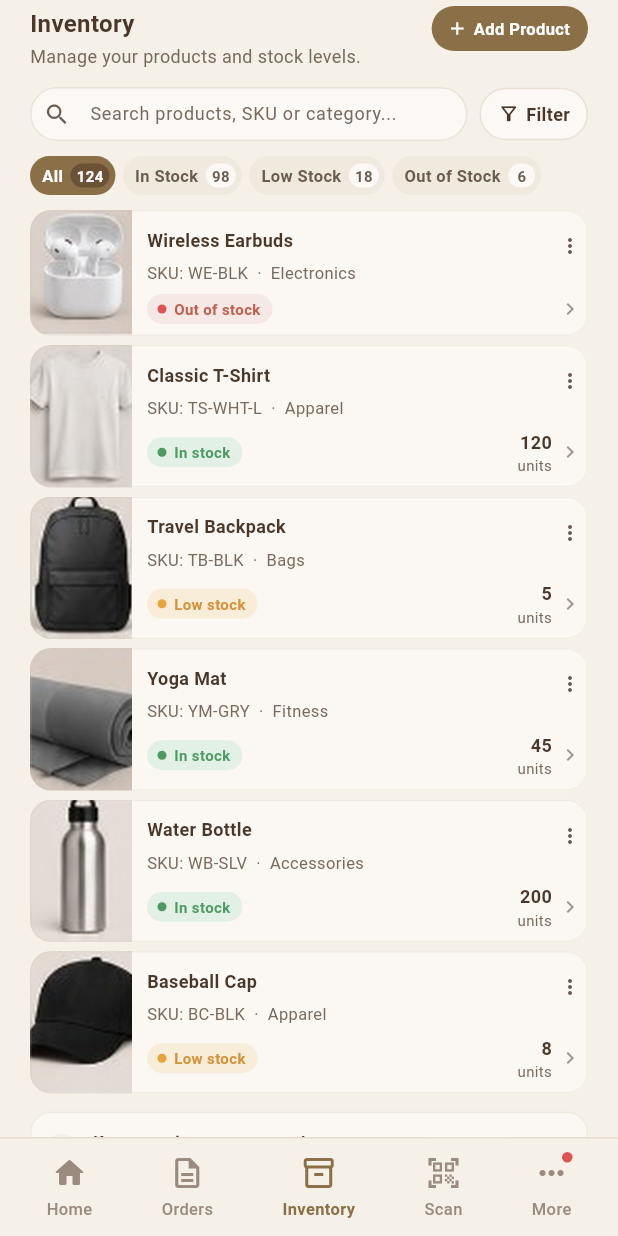
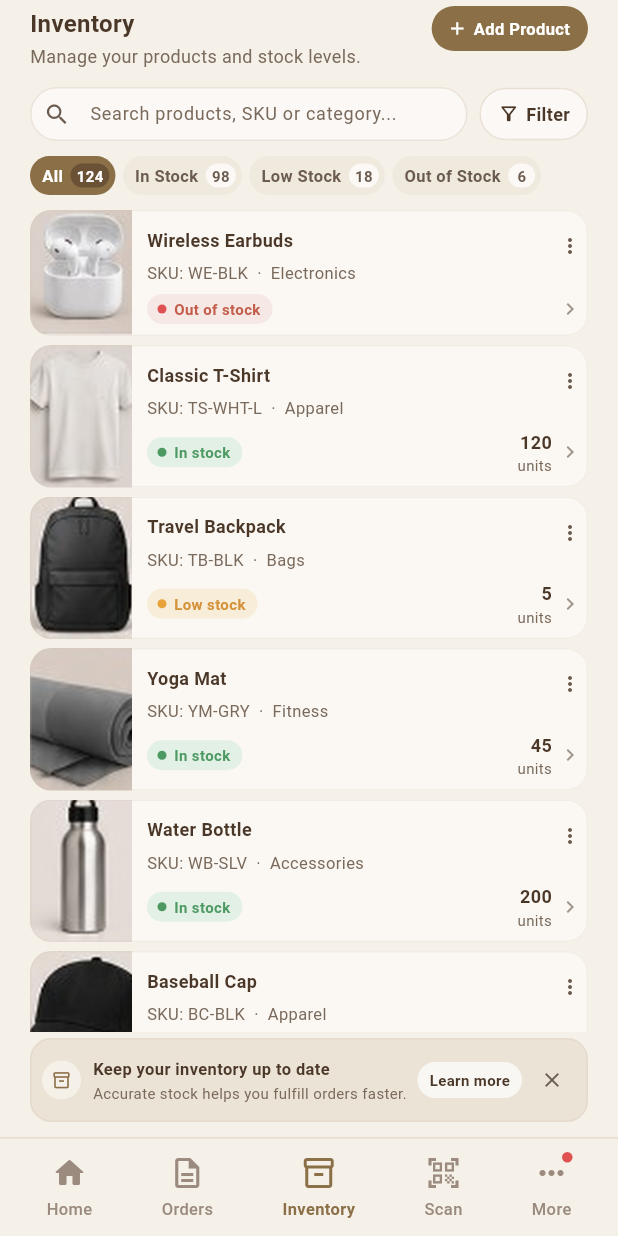
Before and after one commit to GraceOppong/rajkollections, a Flutter app: the WorkspaceScreen screen opened directly, item 3 of the bottom bar chosen, on a phone screen of 412 x 824 dp. Run offline on Flutter 3.47's test engine with Material 3 defaults, Android fonts, the phone set to English and light mode, and no system bars.

Commit message:
Refactor inventory screen layout and update banner display. Adjusted padding for ListView and modified banner visibility logic to improve UI consistency. Changed banner background color to AppColors.creamDark for better alignment with design standards.

```diff
--- a/lib/features/workspace/inventory_screen.dart
+++ b/lib/features/workspace/inventory_screen.dart
@@ -158,7 +158,7 @@ class _InventoryScreenState extends State<InventoryScreen> {
         const SizedBox(height: 10),
         Expanded(
           child: ListView(
-            padding: EdgeInsets.fromLTRB(horizontal, 0, horizontal, 20),
+            padding: EdgeInsets.fromLTRB(horizontal, 0, horizontal, 12),
             children: [
               if (visible.isEmpty)
                 Padding(
@@ -177,13 +177,14 @@ class _InventoryScreenState extends State<InventoryScreen> {
                   _ProductRow(product: visible[i]),
                   if (i != visible.length - 1) const SizedBox(height: 6),
                 ],
-              if (_showBanner) ...[
-                const SizedBox(height: 12),
-                _InventoryBanner(onClose: () => setState(() => _showBanner = false)),
-              ],
             ],
           ),
         ),
+        if (_showBanner)
+          Padding(
+            padding: EdgeInsets.fromLTRB(horizontal, 4, horizontal, 10),
+            child: _InventoryBanner(onClose: () => setState(() => _showBanner = false)),
+          ),
       ],
     );
   }
@@ -663,7 +664,7 @@ class _InventoryBanner extends StatelessWidget {
   Widget build(BuildContext context) {
     return DecoratedBox(
       decoration: BoxDecoration(
-        color: AppColors.card,
+        color: AppColors.creamDark,
         borderRadius: BorderRadius.circular(14),
         border: Border.all(color: AppColors.sand.withValues(alpha: 0.28)),
       ),
```
